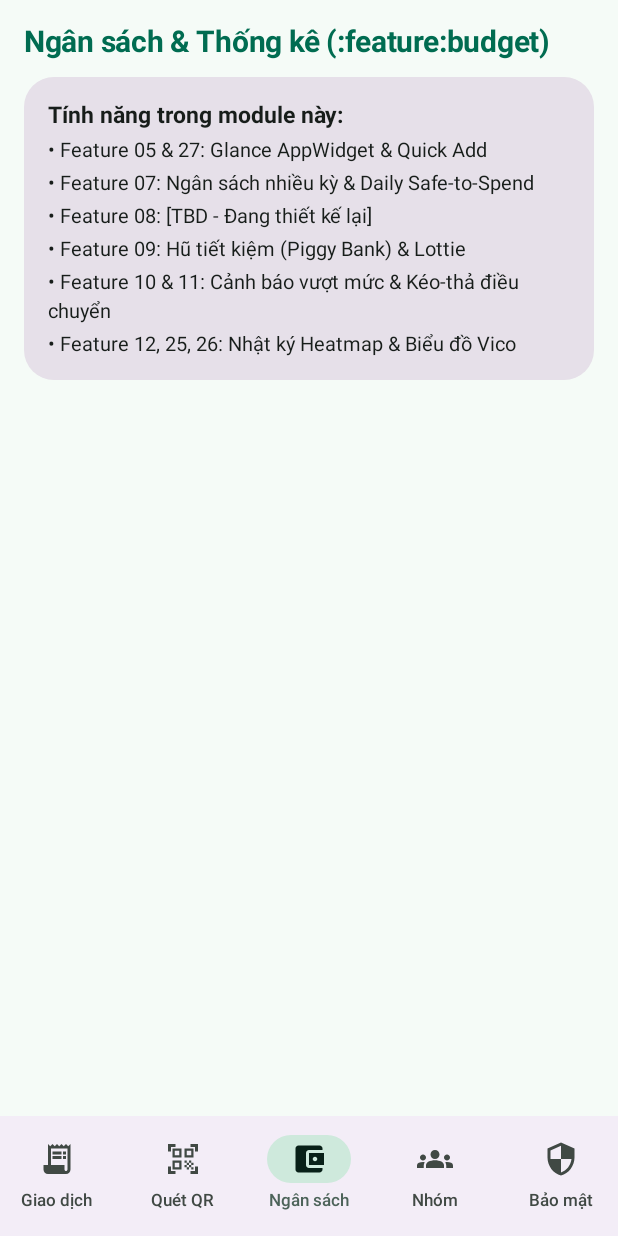
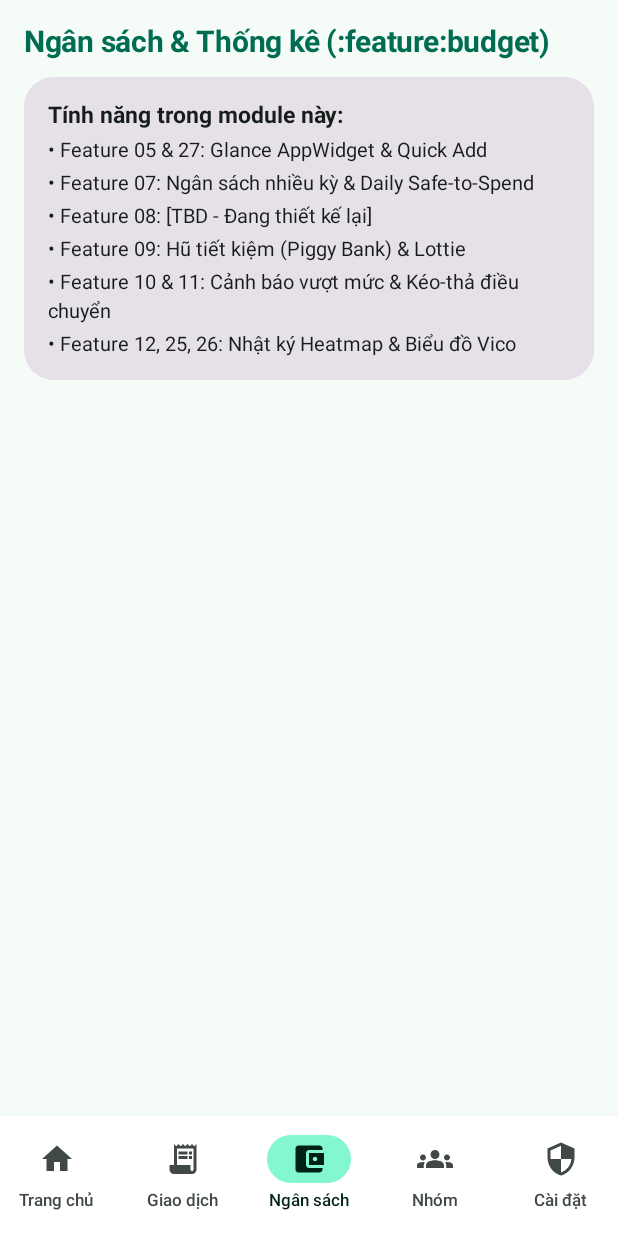
Before and after one commit to phanhuudanhkg0811-star/student_wallet, an Android app built with Jetpack Compose: the screen it shows after launch (MainActivity), item 3 of the bottom bar chosen, on a phone screen of 412 x 824 dp. Run offline under Robolectric (Android 15) with nearby library versions, the phone set to English and light mode, and no system bars; our stand-ins replace Room's generated code.

Commit message:
feat(app): implement HomeScreen and 5-tab navigation shell

```diff
--- a/app/src/main/AndroidManifest.xml
+++ b/app/src/main/AndroidManifest.xml
@@ -3,6 +3,7 @@
     xmlns:tools="http://schemas.android.com/tools">
 
     <application
+        android:name=".StudentWalletApplication"
         android:allowBackup="true"
         android:dataExtractionRules="@xml/data_extraction_rules"
         android:fullBackupContent="@xml/backup_rules"
--- a/app/src/main/java/com/example/student_wallet/MainActivity.kt
+++ b/app/src/main/java/com/example/student_wallet/MainActivity.kt
@@ -4,78 +4,169 @@ import android.os.Bundle
 import androidx.activity.ComponentActivity
 import androidx.activity.compose.setContent
 import androidx.activity.enableEdgeToEdge
+import androidx.compose.foundation.isSystemInDarkTheme
 import androidx.compose.foundation.layout.fillMaxSize
 import androidx.compose.foundation.layout.padding
+import androidx.compose.foundation.shape.RoundedCornerShape
 import androidx.compose.material.icons.Icons
 import androidx.compose.material.icons.automirrored.filled.ReceiptLong
 import androidx.compose.material.icons.filled.AccountBalanceWallet
+import androidx.compose.material.icons.filled.Add
 import androidx.compose.material.icons.filled.Groups
-import androidx.compose.material.icons.filled.QrCodeScanner
+import androidx.compose.material.icons.filled.Home
 import androidx.compose.material.icons.filled.Security
+import androidx.compose.material3.FloatingActionButton
 import androidx.compose.material3.Icon
+import androidx.compose.material3.MaterialTheme
 import androidx.compose.material3.NavigationBar
 import androidx.compose.material3.NavigationBarItem
+import androidx.compose.material3.NavigationBarItemDefaults
 import androidx.compose.material3.Scaffold
 import androidx.compose.material3.Text
 import androidx.compose.runtime.Composable
 import androidx.compose.runtime.getValue
-import androidx.compose.runtime.mutableIntStateOf
-import androidx.compose.runtime.saveable.rememberSaveable
-import androidx.compose.runtime.setValue
 import androidx.compose.ui.Modifier
+import androidx.compose.ui.graphics.vector.ImageVector
+import androidx.compose.ui.unit.dp
+import androidx.lifecycle.compose.collectAsStateWithLifecycle
+import androidx.navigation.NavDestination.Companion.hierarchy
+import androidx.navigation.NavGraph.Companion.findStartDestination
+import androidx.navigation.compose.NavHost
+import androidx.navigation.compose.composable
+import androidx.navigation.compose.currentBackStackEntryAsState
+import androidx.navigation.compose.rememberNavController
+import com.example.student_wallet.core.domain.model.ThemeMode
+import com.example.student_wallet.core.domain.model.UserSettings
+import com.example.student_wallet.core.domain.repository.SettingsRepository
 import com.example.student_wallet.core.ui.theme.Student_walletTheme
 import com.example.student_wallet.feature.budget.BudgetScreen
 import com.example.student_wallet.feature.group.GroupScreen
 import com.example.student_wallet.feature.scanner.ScannerScreen
 import com.example.student_wallet.feature.security.SecurityScreen
 import com.example.student_wallet.feature.transaction.TransactionScreen
+import com.example.student_wallet.ui.home.HomeScreen
+import org.koin.compose.koinInject
+
+private object AppRoutes {
+    const val HOME = "home"
+    const val TRANSACTION = "transaction"
+    const val BUDGET = "budget"
+    const val GROUP = "group"
+    const val SECURITY = "security"
+    const val SCANNER = "scanner"
+}
+
+private data class BottomNavTab(
+    val route: String,
+    val label: String,
+    val icon: ImageVector,
+)
+
+private val bottomNavTabs = listOf(
+    BottomNavTab(AppRoutes.HOME, "Trang chủ", Icons.Filled.Home),
+    BottomNavTab(AppRoutes.TRANSACTION, "Giao dịch", Icons.AutoMirrored.Filled.ReceiptLong),
+    BottomNavTab(AppRoutes.BUDGET, "Ngân sách", Icons.Filled.AccountBalanceWallet),
+    BottomNavTab(AppRoutes.GROUP, "Nhóm", Icons.Filled.Groups),
+    BottomNavTab(AppRoutes.SECURITY, "Cài đặt", Icons.Filled.Security),
+)
 
 class MainActivity : ComponentActivity() {
     override fun onCreate(savedInstanceState: Bundle?) {
         super.onCreate(savedInstanceState)
         enableEdgeToEdge()
         setContent {
-            Student_walletTheme {
-                StudentWalletMainScreen()
+            val settingsRepository: SettingsRepository = koinInject()
+            val settings by settingsRepository.observeSettings()
+                .collectAsStateWithLifecycle(initialValue = UserSettings())
+
+            val darkTheme = when (settings.themeMode) {
+                ThemeMode.SYSTEM -> isSystemInDarkTheme()
+                ThemeMode.LIGHT -> false
+                ThemeMode.DARK -> true
+            }
+
+            Student_walletTheme(
+                darkTheme = darkTheme,
+                dynamicColor = settings.dynamicColor,
+            ) {
+                StudentWalletMainScreen(settings = settings)
             }
         }
     }
 }
 
 @Composable
-fun StudentWalletMainScreen() {
-    var selectedTab by rememberSaveable { mutableIntStateOf(0) }
+fun StudentWalletMainScreen(settings: UserSettings) {
+    val navController = rememberNavController()
+    val backStackEntry by navController.currentBackStackEntryAsState()
+    val currentDestination = backStackEntry?.destination
 
-    val tabs = listOf(
-        "Giao dịch" to Icons.AutoMirrored.Filled.ReceiptLong,
-        "Quét QR" to Icons.Filled.QrCodeScanner,
-        "Ngân sách" to Icons.Filled.AccountBalanceWallet,
-        "Nhóm" to Icons.Filled.Groups,
-        "Bảo mật" to Icons.Filled.Security
-    )
+    val navigateToTab: (String) -> Unit = { route ->
+        navController.navigate(route) {
+            popUpTo(navController.graph.findStartDestination().id) {
+                saveState = true
+            }
+            launchSingleTop = true
+            restoreState = true
+        }
+    }
+
+    val showFab = currentDestination?.route in setOf(AppRoutes.HOME, AppRoutes.TRANSACTION)
 
     Scaffold(
         modifier = Modifier.fillMaxSize(),
+        floatingActionButton = {
+            if (showFab) {
+                FloatingActionButton(
+                    onClick = { navigateToTab(AppRoutes.TRANSACTION) },
+                    shape = RoundedCornerShape(20.dp),
+                    containerColor = MaterialTheme.colorScheme.primary,
+                    contentColor = MaterialTheme.colorScheme.onPrimary,
+                ) {
+                    Icon(imageVector = Icons.Filled.Add, contentDescription = "Thêm giao dịch")
+                }
+            }
+        },
         bottomBar = {
-            NavigationBar {
-                tabs.forEachIndexed { index, (label, icon) ->
+            NavigationBar(containerColor = MaterialTheme.colorScheme.surface) {
+                bottomNavTabs.forEach { tab ->
+                    val selected = currentDestination?.hierarchy?.any { it.route == tab.route } == true
                     NavigationBarItem(
-                        selected = selectedTab == index,
-                        onClick = { selectedTab = index },
-                        icon = { Icon(imageVector = icon, contentDescription = label) },
-                        label = { Text(label) }
+                        selected = selected,
+                        onClick = { navigateToTab(tab.route) },
+                        icon = { Icon(imageVector = tab.icon, contentDescription = tab.label) },
+                        label = { Text(tab.label, maxLines = 1) },
+                        colors = NavigationBarItemDefaults.colors(
+                            indicatorColor = MaterialTheme.colorScheme.primaryContainer,
+                            selectedIconColor = MaterialTheme.colorScheme.onPrimaryContainer,
+                            selectedTextColor = MaterialTheme.colorScheme.onPrimaryContainer,
+                        ),
                     )
                 }
             }
-        }
+        },
     ) { innerPadding ->
-        val modifier = Modifier.padding(innerPadding)
-        when (selectedTab) {
-            0 -> TransactionScreen(modifier)
-            1 -> ScannerScreen(modifier)
-            2 -> BudgetScreen(modifier)
-            3 -> GroupScreen(modifier)
-            4 -> SecurityScreen(modifier)
+        NavHost(
+            navController = navController,
+            startDestination = AppRoutes.HOME,
+            modifier = Modifier.padding(innerPadding),
+        ) {
+            composable(AppRoutes.HOME) {
+                HomeScreen(
+                    onOpenScanner = {
+                        navController.navigate(AppRoutes.SCANNER) { launchSingleTop = true }
+                    },
+                    onOpenGroup = { navigateToTab(AppRoutes.GROUP) },
+                    onOpenBudget = { navigateToTab(AppRoutes.BUDGET) },
+                    onOpenTransaction = { navigateToTab(AppRoutes.TRANSACTION) },
+                    currency = settings.currency,
+                )
+            }
+            composable(AppRoutes.TRANSACTION) { TransactionScreen() }
+            composable(AppRoutes.BUDGET) { BudgetScreen() }
+            composable(AppRoutes.GROUP) { GroupScreen() }
+            composable(AppRoutes.SECURITY) { SecurityScreen() }
+            composable(AppRoutes.SCANNER) { ScannerScreen() }
         }
     }
 }
--- /dev/null
+++ b/app/src/main/java/com/example/student_wallet/StudentWalletApplication.kt
@@ -0,0 +1,18 @@
+package com.example.student_wallet
+
+import android.app.Application
+import com.example.student_wallet.core.di.coreModule
+import org.koin.android.ext.koin.androidContext
+import org.koin.android.ext.koin.androidLogger
+import org.koin.core.context.startKoin
+
+class StudentWalletApplication : Application() {
+    override fun onCreate() {
+        super.onCreate()
+        startKoin {
+            androidLogger()
+            androidContext(this@StudentWalletApplication)
+            modules(coreModule)
+        }
+    }
+}
--- /dev/null
+++ b/app/src/main/java/com/example/student_wallet/ui/home/HomeScreen.kt
@@ -0,0 +1,371 @@
+package com.example.student_wallet.ui.home
+
+import androidx.compose.foundation.Canvas
+import androidx.compose.foundation.background
+import androidx.compose.foundation.layout.Arrangement
+import androidx.compose.foundation.layout.Box
+import androidx.compose.foundation.layout.Column
+import androidx.compose.foundation.layout.PaddingValues
+import androidx.compose.foundation.layout.Row
+import androidx.compose.foundation.layout.Spacer
+import androidx.compose.foundation.layout.fillMaxSize
+import androidx.compose.foundation.layout.fillMaxWidth
+import androidx.compose.foundation.layout.height
+import androidx.compose.foundation.layout.padding
+import androidx.compose.foundation.layout.size
+import androidx.compose.foundation.lazy.LazyColumn
+import androidx.compose.foundation.shape.CircleShape
+import androidx.compose.foundation.shape.RoundedCornerShape
+import androidx.compose.material.icons.Icons
+import androidx.compose.material.icons.filled.DocumentScanner
+import androidx.compose.material.icons.filled.Groups
+import androidx.compose.material.icons.filled.QrCodeScanner
+import androidx.compose.material.icons.filled.Savings
+import androidx.compose.material3.HorizontalDivider
+import androidx.compose.material3.MaterialTheme
+import androidx.compose.material3.Surface
+import androidx.compose.material3.Text
+import androidx.compose.runtime.Composable
+import androidx.compose.ui.Alignment
+import androidx.compose.ui.Modifier
+import androidx.compose.ui.draw.clip
+import androidx.compose.ui.graphics.Brush
+import androidx.compose.ui.graphics.Color
+import androidx.compose.ui.graphics.StrokeCap
+import androidx.compose.ui.graphics.drawscope.Stroke
+import androidx.compose.ui.text.font.FontWeight
+import androidx.compose.ui.tooling.preview.Preview
+import androidx.compose.ui.unit.dp
+import androidx.compose.ui.unit.sp
+import com.example.student_wallet.core.domain.model.CurrencyOption
+import com.example.student_wallet.core.ui.components.BalanceCard
+import com.example.student_wallet.core.ui.components.BudgetProgressBar
+import com.example.student_wallet.core.ui.components.QuickActionTile
+import com.example.student_wallet.core.ui.components.SectionHeader
+import com.example.student_wallet.core.ui.components.TransactionRow
+import com.example.student_wallet.core.ui.theme.Student_walletTheme
+import com.example.student_wallet.core.ui.theme.financeColors
+
+private data class SampleTx(
+    val emoji: String,
+    val title: String,
+    val subtitle: String,
+    val amount: Long,
+    val isIncome: Boolean,
+)
+
+@Composable
+fun HomeScreen(
+    onOpenScanner: () -> Unit,
+    onOpenGroup: () -> Unit,
+    onOpenBudget: () -> Unit,
+    onOpenTransaction: () -> Unit,
+    modifier: Modifier = Modifier,
+    currency: CurrencyOption = CurrencyOption.VND,
+) {
+    // TODO: thay dữ liệu mock bên dưới bằng TransactionRepository & BudgetRepository khi team ghép module
+    val sampleTransactions = listOf(
+        SampleTx("🍜", "Bún bò Huế", "Ăn uống · MoMo · Hôm nay", 45_000L, false),
+        SampleTx("🚌", "Vé xe buýt tháng", "Di chuyển · Tiền mặt · Hôm qua", 140_000L, false),
+        SampleTx("💸", "Trợ cấp gia đình", "Thu nhập · Chuyển khoản · 01/11", 5_000_000L, true),
+        SampleTx("🛒", "WinMart (OCR hóa đơn)", "Đi chợ · Tiền mặt · 29/10", 186_500L, false),
+    )
+
+    val finance = MaterialTheme.financeColors
+
+    LazyColumn(
+        modifier = modifier
+            .fillMaxSize()
+            .background(MaterialTheme.colorScheme.background),
+        contentPadding = PaddingValues(start = 18.dp, end = 18.dp, top = 12.dp, bottom = 96.dp),
+        verticalArrangement = Arrangement.spacedBy(16.dp),
+    ) {
+        item {
+            TopGreetingBar()
+        }
+
+        item {
+            BalanceCard(
+                balance = 2_450_000L,
+                monthlyIncome = 5_000_000L,
+                monthlyExpense = 2_550_000L,
+                periodLabel = "Số dư hiện tại · Tháng 11",
+                currency = currency,
+            )
+        }
+
+        item {
+            Column(verticalArrangement = Arrangement.spacedBy(10.dp)) {
+                SectionHeader(title = "Lối tắt nhanh")
+                Row(
+                    modifier = Modifier.fillMaxWidth(),
+                    horizontalArrangement = Arrangement.spacedBy(10.dp),
+                ) {
+                    QuickActionTile(
+                        label = "Quét hóa đơn",
+                        icon = Icons.Filled.DocumentScanner,
+                        containerColor = MaterialTheme.colorScheme.primaryContainer,
+                        contentColor = MaterialTheme.colorScheme.onPrimaryContainer,
+                        onClick = onOpenScanner,
+                        modifier = Modifier.weight(1f),
+                    )
+                    QuickActionTile(
+                        label = "Quét QR",
+                        icon = Icons.Filled.QrCodeScanner,
+                        containerColor = MaterialTheme.colorScheme.tertiaryContainer,
+                        contentColor = MaterialTheme.colorScheme.onTertiaryContainer,
+                        onClick = onOpenScanner,
+                        modifier = Modifier.weight(1f),
+                    )
+                    QuickActionTile(
+                        label = "Chia tiền nhóm",
+                        icon = Icons.Filled.Groups,
+                        containerColor = MaterialTheme.colorScheme.secondaryContainer,
+                        contentColor = MaterialTheme.colorScheme.onSecondaryContainer,
+                        onClick = onOpenGroup,
+                        modifier = Modifier.weight(1f),
+                    )
+                    QuickActionTile(
+                        label = "Hũ tiết kiệm",
+                        icon = Icons.Filled.Savings,
+                        containerColor = finance.piggyActionContainer,
+                        contentColor = finance.onPiggyActionContainer,
+                        onClick = onOpenBudget,
+                        modifier = Modifier.weight(1f),
+                    )
+                }
+            }
+        }
+
+        item {
+            Column(verticalArrangement = Arrangement.spacedBy(10.dp)) {
+                SectionHeader(
+                    title = "Ngân sách tháng này",
+                    actionText = "Xem tất cả",
+                    onActionClick = onOpenBudget,
+                )
+                Surface(
+                    shape = RoundedCornerShape(20.dp),
+                    color = MaterialTheme.colorScheme.surface,
+                    tonalElevation = 1.dp,
+                    shadowElevation = 2.dp,
+                ) {
+                    Column(
+                        modifier = Modifier.padding(16.dp),
+                        verticalArrangement = Arrangement.spacedBy(12.dp),
+                    ) {
+                        Row(
+                            modifier = Modifier.fillMaxWidth(),
+                            horizontalArrangement = Arrangement.SpaceBetween,
+                            verticalAlignment = Alignment.Bottom,
+                        ) {
+                            Column {
+                                Text(
+                                    text = "Có thể chi an toàn mỗi ngày",
+                                    style = MaterialTheme.typography.bodySmall,
+                                    color = MaterialTheme.colorScheme.onSurfaceVariant,
+                                )
+                                Text(
+                                    text = "118.000 đ",
+                                    fontSize = 21.sp,
+                                    fontWeight = FontWeight.ExtraBold,
+                                )
+                            }
+                            Box(
+                                modifier = Modifier
+                                    .clip(RoundedCornerShape(99.dp))
+                                    .background(MaterialTheme.colorScheme.primaryContainer)
+                                    .padding(horizontal = 10.dp, vertical = 5.dp),
+                            ) {
+                                Text(
+                                    text = "Còn 19 ngày",
+                                    style = MaterialTheme.typography.labelMedium,
+                                    color = MaterialTheme.colorScheme.onPrimaryContainer,
+                                )
+                            }
+                        }
+
+                        BudgetProgressBar(
+                            title = "🍜 Ăn uống",
+                            spentLabel = "1.100k / 2.000k",
+                            spent = 1_100_000L,
+                            limit = 2_000_000L,
+                        )
+                        BudgetProgressBar(
+                            title = "🏠 Tiền trọ & điện nước",
+                            spentLabel = "1.150k / 1.500k",
+                            spent = 1_150_000L,
+                            limit = 1_500_000L,
+                        )
+                        BudgetProgressBar(
+                            title = "🎮 Giải trí",
+                            spentLabel = "420k / 400k",
+                            spent = 420_000L,
+                            limit = 400_000L,
+                        )
+                    }
+                }
+            }
+        }
+
+        item {
+            Column(verticalArrangement = Arrangement.spacedBy(10.dp)) {
+                SectionHeader(title = "Mục tiêu tiết kiệm")
+                Surface(
+                    shape = RoundedCornerShape(20.dp),
+                    color = MaterialTheme.colorScheme.surface,
+                    tonalElevation = 1.dp,
+                    shadowElevation = 2.dp,
+                ) {
+                    Row(
+                        modifier = Modifier
+                            .fillMaxWidth()
+                            .padding(16.dp),
+                        horizontalArrangement = Arrangement.spacedBy(14.dp),
+                        verticalAlignment = Alignment.CenterVertically,
+                    ) {
+                        GoalProgressRing(percent = 0.68f)
+                        Column(verticalArrangement = Arrangement.spacedBy(2.dp)) {
+                            Text(
+                                text = "💻 Mua laptop mới",
+                                style = MaterialTheme.typography.titleMedium,
+                            )
+                            Text(
+                                text = "6.800.000 / 10.000.000 đ",
+                                style = MaterialTheme.typography.bodySmall,
+                                color = MaterialTheme.colorScheme.onSurfaceVariant,
+                            )
+                            Text(
+                                text = "Dự kiến đạt mục tiêu: 15/02",
+                                style = MaterialTheme.typography.bodySmall,
+                                color = MaterialTheme.colorScheme.onSurfaceVariant,
+                            )
+                        }
+                    }
+                }
+            }
+        }
+
+        item {
+            Column(verticalArrangement = Arrangement.spacedBy(10.dp)) {
+                SectionHeader(
+                    title = "Giao dịch gần đây",
+                    actionText = "Tìm kiếm",
+                    onActionClick = onOpenTransaction,
+                )
+                Surface(
+                    shape = RoundedCornerShape(20.dp),
+                    color = MaterialTheme.colorScheme.surface,
+                    tonalElevation = 1.dp,
+                    shadowElevation = 2.dp,
+                ) {
+                    Column(modifier = Modifier.padding(horizontal = 16.dp, vertical = 4.dp)) {
+                        sampleTransactions.forEachIndexed { index, tx ->
+                            TransactionRow(
+                                emoji = tx.emoji,
+                                title = tx.title,
+                                subtitle = tx.subtitle,
+                                amount = tx.amount,
+                                isIncome = tx.isIncome,
+                                currency = currency,
+                            )
+                            if (index < sampleTransactions.lastIndex) {
+                                HorizontalDivider(color = MaterialTheme.colorScheme.surfaceVariant)
+                            }
+                        }
+                    }
+                }
+            }
+        }
+    }
+}
+
+@Composable
+private fun TopGreetingBar() {
+    Row(
+        modifier = Modifier
+            .fillMaxWidth()
+            .padding(top = 4.dp),
+        horizontalArrangement = Arrangement.SpaceBetween,
+        verticalAlignment = Alignment.CenterVertically,
+    ) {
+        Column {
+            Text(
+                text = "Chào buổi tối 👋",
+                style = MaterialTheme.typography.bodySmall,
+                color = MaterialTheme.colorScheme.onSurfaceVariant,
+            )
+            Spacer(modifier = Modifier.height(2.dp))
+            Text(
+                text = "Danh ơi, tháng này ổn!",
+                style = MaterialTheme.typography.headlineSmall,
+            )
+        }
+        Box(
+            modifier = Modifier
+                .size(42.dp)
+                .clip(CircleShape)
+                .background(
+                    Brush.linearGradient(
+                        listOf(
+                            MaterialTheme.colorScheme.primary,
+                            MaterialTheme.colorScheme.tertiary,
+                        ),
+                    ),
+                ),
+            contentAlignment = Alignment.Center,
+        ) {
+            Text(
+                text = "D",
+                color = Color.White,
+                fontWeight = FontWeight.Bold,
+                fontSize = 16.sp,
+            )
+        }
+    }
+}
+
+@Composable
+private fun GoalProgressRing(percent: Float) {
+    val primary = MaterialTheme.colorScheme.primary
+    val track = MaterialTheme.colorScheme.surfaceVariant
+    Box(
+        modifier = Modifier.size(62.dp),
+        contentAlignment = Alignment.Center,
+    ) {
+        Canvas(modifier = Modifier.fillMaxSize()) {
+            val stroke = Stroke(width = 7.dp.toPx(), cap = StrokeCap.Round)
+            drawArc(
+                color = track,
+                startAngle = 0f,
+                sweepAngle = 360f,
+                useCenter = false,
+                style = stroke,
+            )
+            drawArc(
+                color = primary,
+                startAngle = -90f,
+                sweepAngle = 360f * percent.coerceIn(0f, 1f),
+                useCenter = false,
+                style = stroke,
+            )
+        }
+        Text(
+            text = "${(percent * 100).toInt()}%",
+            style = MaterialTheme.typography.labelMedium.copy(fontWeight = FontWeight.Bold),
+        )
+    }
+}
+
+@Preview(showBackground = true)
+@Composable
+private fun HomeScreenPreview() {
+    Student_walletTheme {
+        HomeScreen(
+            onOpenScanner = {},
+            onOpenGroup = {},
+            onOpenBudget = {},
+            onOpenTransaction = {},
+        )
+    }
+}
```
